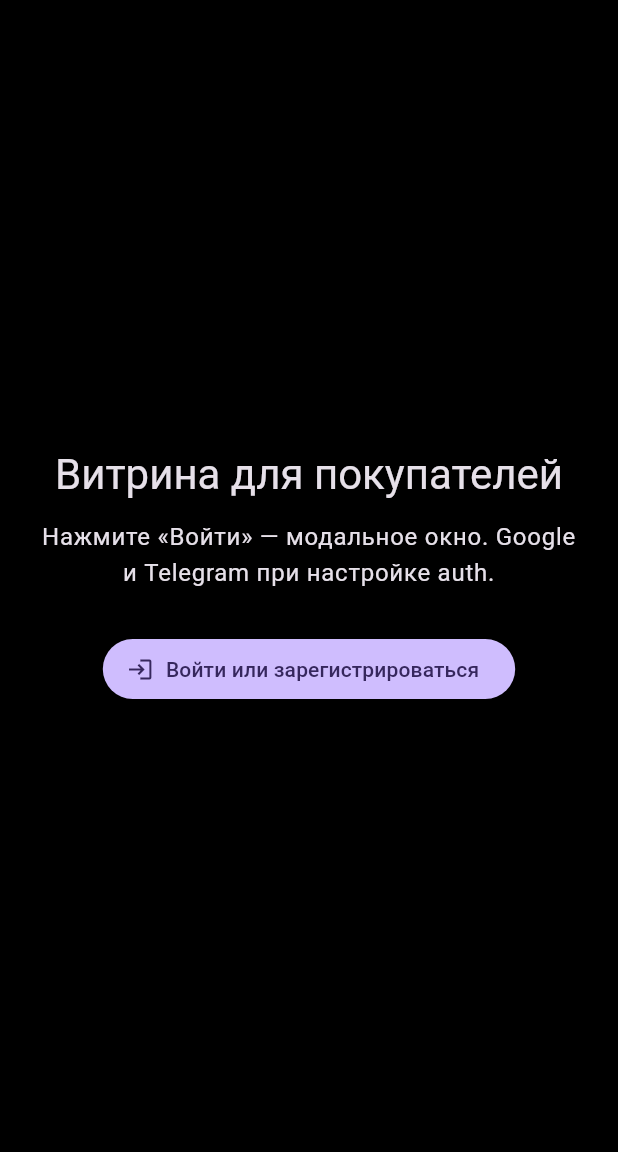
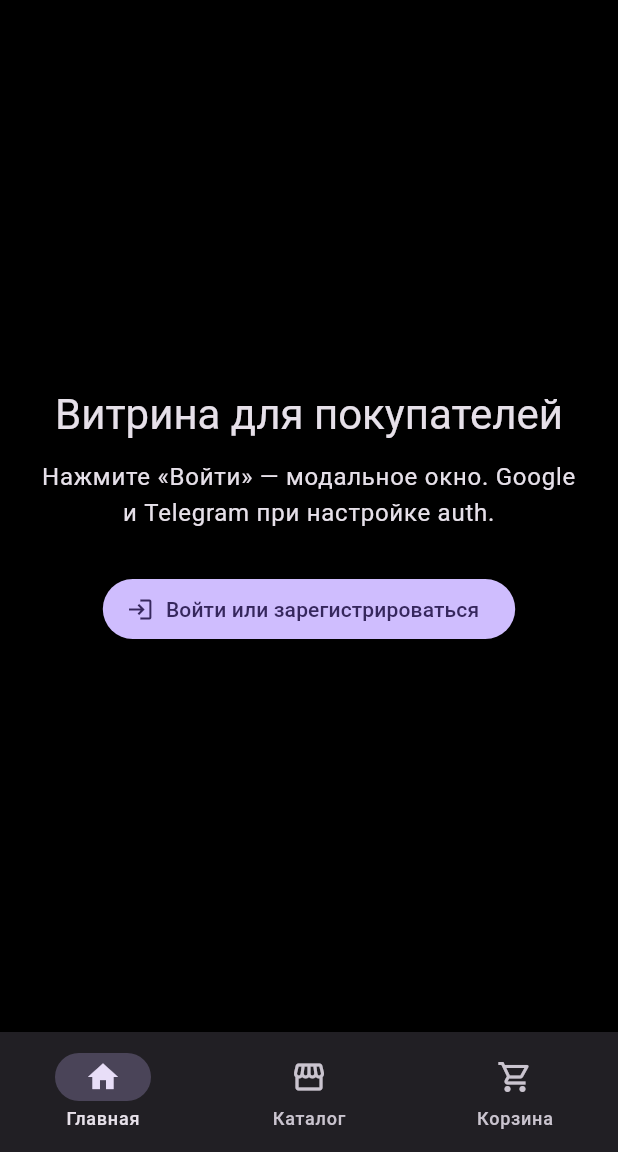
Before and after one commit to ZhuchkaTriplesix/ZhuchkaKeyboards_frontend_market, a Flutter app: the screen it shows after launch, on a phone screen of 412 x 824 dp, the part 84-1236 px from its top. Run offline on Flutter 3.47's test engine with Material 3 defaults, Android fonts, the phone set to English and light mode, and no system bars; our stand-ins replace go_router, google_sign_in, shared_preferences; missing offline and left inert: dart:html, dart:ui_web.

Commit message:
feat(routing): go_router shell with home, catalog, cart
- ShellRoute + MarketShell (NavigationBar: Главная, Каталог, Корзина)
- Placeholder screens for /catalog and /cart
- Move StorefrontHome to lib/screens/storefront_home_screen.dart
- Widget tests for shell navigation

Closes #2

```diff
--- /dev/null
+++ b/lib/app/market_router.dart
@@ -0,0 +1,37 @@
+import 'package:go_router/go_router.dart';
+
+import '../screens/cart_placeholder_screen.dart';
+import '../screens/catalog_placeholder_screen.dart';
+import '../screens/storefront_home_screen.dart';
+import '../widgets/market_shell.dart';
+
+/// Web routes: home, catalog/cart placeholders behind [MarketShell].
+GoRouter createMarketRouter() {
+  return GoRouter(
+    initialLocation: '/',
+    routes: [
+      ShellRoute(
+        builder: (context, state, child) {
+          return MarketShell(
+            location: state.uri.path,
+            child: child,
+          );
+        },
+        routes: [
+          GoRoute(
+            path: '/',
+            builder: (context, state) => const StorefrontHome(),
+          ),
+          GoRoute(
+            path: '/catalog',
+            builder: (context, state) => const CatalogPlaceholderScreen(),
+          ),
+          GoRoute(
+            path: '/cart',
+            builder: (context, state) => const CartPlaceholderScreen(),
+          ),
+        ],
+      ),
+    ],
+  );
+}
--- a/lib/main.dart
+++ b/lib/main.dart
@@ -1,154 +1,31 @@
 import 'package:flutter/material.dart';
+import 'package:go_router/go_router.dart';
 
-import 'auth/auth_session.dart';
-import 'auth/session_store.dart';
+import 'app/market_router.dart';
 import 'theme/market_theme.dart';
-import 'widgets/auth_modal.dart';
 
 void main() {
   WidgetsFlutterBinding.ensureInitialized();
   runApp(const MyApp());
 }
 
-class MyApp extends StatelessWidget {
+class MyApp extends StatefulWidget {
   const MyApp({super.key});
 
   @override
+  State<MyApp> createState() => _MyAppState();
+}
+
+class _MyAppState extends State<MyApp> {
+  late final GoRouter _router = createMarketRouter();
+
+  @override
   Widget build(BuildContext context) {
-    return MaterialApp(
+    return MaterialApp.router(
       title: 'Zhuchka Market',
       themeMode: ThemeMode.dark,
       theme: buildZhuchkaMarketTheme(),
-      home: const StorefrontHome(),
+      routerConfig: _router,
     );
   }
 }
-
-class StorefrontHome extends StatefulWidget {
-  const StorefrontHome({super.key});
-
-  @override
-  State<StorefrontHome> createState() => _StorefrontHomeState();
-}
-
-class _StorefrontHomeState extends State<StorefrontHome> {
-  final _authSession = AuthSessionService();
-
-  bool _ready = false;
-  bool _loggedIn = false;
-  String? _userEmail;
-
-  @override
-  void initState() {
-    super.initState();
-    _reloadSession();
-  }
-
-  @override
-  void dispose() {
-    _authSession.dispose();
-    super.dispose();
-  }
-
-  Future<void> _reloadSession() async {
-    var still = await SessionStore.hasAccessToken();
-    String? email;
-    if (still) {
-      final profile = await _authSession.loadProfile();
-      email = profile?.email;
-      still = await SessionStore.hasAccessToken();
-    }
-    if (!mounted) return;
-    setState(() {
-      _loggedIn = still;
-      _ready = true;
-      _userEmail = still ? email : null;
-    });
-  }
-
-  Future<void> _openAuth() async {
-    await showAuthModal(context);
-    await _reloadSession();
-  }
-
-  Future<void> _logout() async {
-    await SessionStore.clear();
-    if (!mounted) return;
-    setState(() {
-      _loggedIn = false;
-      _userEmail = null;
-    });
-    ScaffoldMessenger.of(context).showSnackBar(
-      const SnackBar(content: Text('Вы вышли из аккаунта')),
-    );
-  }
-
-  @override
-  Widget build(BuildContext context) {
-    if (!_ready) {
-      return const Scaffold(
-        body: Center(child: CircularProgressIndicator()),
-      );
-    }
-
-    return Scaffold(
-      appBar: AppBar(
-        title: const Text('Zhuchka Market'),
-        actions: [
-          if (_loggedIn)
-            TextButton(
-              onPressed: _logout,
-              child: const Text('Выйти'),
-            )
-          else
-            TextButton(
-              onPressed: _openAuth,
-              child: const Text('Войти'),
-            ),
-          const SizedBox(width: 8),
-        ],
-      ),
-      body: Center(
-        child: ConstrainedBox(
-          constraints: const BoxConstraints(maxWidth: 560),
-          child: Padding(
-            padding: const EdgeInsets.all(24),
-            child: Column(
-              mainAxisAlignment: MainAxisAlignment.center,
-              children: [
-                Text(
-                  'Витрина для покупателей',
-                  style: Theme.of(context).textTheme.headlineMedium,
-                  textAlign: TextAlign.center,
-                ),
-                if (_loggedIn && (_userEmail != null && _userEmail!.isNotEmpty)) ...[
-                  const SizedBox(height: 8),
-                  Text(
-                    _userEmail!,
-                    style: Theme.of(context).textTheme.titleMedium,
-                    textAlign: TextAlign.center,
-                  ),
-                ],
-                const SizedBox(height: 12),
-                Text(
-                  _loggedIn
-                      ? 'Сессия: токены в локальном хранилище; профиль с auth-сервера (userinfo).'
-                      : 'Нажмите «Войти» — модальное окно. Google и Telegram при настройке auth.',
-                  style: Theme.of(context).textTheme.bodyLarge,
-                  textAlign: TextAlign.center,
-                ),
-                const SizedBox(height: 28),
-                if (!_loggedIn)
-                  FilledButton.icon(
-                    onPressed: _openAuth,
-                    icon: const Icon(Icons.login),
-                    label: const Text('Войти или зарегистрироваться'),
-                  ),
-              ],
-            ),
-          ),
-        ),
-      ),
-    );
-  }
-}
--- /dev/null
+++ b/lib/screens/cart_placeholder_screen.dart
@@ -0,0 +1,25 @@
+import 'package:flutter/material.dart';
+
+/// Placeholder until cart flow exists (issue #7).
+class CartPlaceholderScreen extends StatelessWidget {
+  const CartPlaceholderScreen({super.key});
+
+  @override
+  Widget build(BuildContext context) {
+    return Scaffold(
+      appBar: AppBar(
+        title: const Text('Корзина'),
+      ),
+      body: Center(
+        child: Padding(
+          padding: const EdgeInsets.all(24),
+          child: Text(
+            'Корзина — заглушка. Список позиций появится после интеграции commerce.',
+            style: Theme.of(context).textTheme.bodyLarge,
+            textAlign: TextAlign.center,
+          ),
+        ),
+      ),
+    );
+  }
+}
--- /dev/null
+++ b/lib/screens/storefront_home_screen.dart
@@ -0,0 +1,135 @@
+import 'package:flutter/material.dart';
+
+import '../auth/auth_session.dart';
+import '../auth/session_store.dart';
+import '../widgets/auth_modal.dart';
+
+/// Home / storefront landing (session, login CTA).
+class StorefrontHome extends StatefulWidget {
+  const StorefrontHome({super.key});
+
+  @override
+  State<StorefrontHome> createState() => _StorefrontHomeState();
+}
+
+class _StorefrontHomeState extends State<StorefrontHome> {
+  final _authSession = AuthSessionService();
+
+  bool _ready = false;
+  bool _loggedIn = false;
+  String? _userEmail;
+
+  @override
+  void initState() {
+    super.initState();
+    _reloadSession();
+  }
+
+  @override
+  void dispose() {
+    _authSession.dispose();
+    super.dispose();
+  }
+
+  Future<void> _reloadSession() async {
+    var still = await SessionStore.hasAccessToken();
+    String? email;
+    if (still) {
+      final profile = await _authSession.loadProfile();
+      email = profile?.email;
+      still = await SessionStore.hasAccessToken();
+    }
+    if (!mounted) return;
+    setState(() {
+      _loggedIn = still;
+      _ready = true;
+      _userEmail = still ? email : null;
+    });
+  }
+
+  Future<void> _openAuth() async {
+    await showAuthModal(context);
+    await _reloadSession();
+  }
+
+  Future<void> _logout() async {
+    await SessionStore.clear();
+    if (!mounted) return;
+    setState(() {
+      _loggedIn = false;
+      _userEmail = null;
+    });
+    ScaffoldMessenger.of(context).showSnackBar(
+      const SnackBar(content: Text('Вы вышли из аккаунта')),
+    );
+  }
+
+  @override
+  Widget build(BuildContext context) {
+    if (!_ready) {
+      return const Scaffold(
+        body: Center(child: CircularProgressIndicator()),
+      );
+    }
+
+    return Scaffold(
+      appBar: AppBar(
+        title: const Text('Zhuchka Market'),
+        actions: [
+          if (_loggedIn)
+            TextButton(
+              onPressed: _logout,
+              child: const Text('Выйти'),
+            )
+          else
+            TextButton(
+              onPressed: _openAuth,
+              child: const Text('Войти'),
+            ),
+          const SizedBox(width: 8),
+        ],
+      ),
+      body: Center(
+        child: ConstrainedBox(
+          constraints: const BoxConstraints(maxWidth: 560),
+          child: Padding(
+            padding: const EdgeInsets.all(24),
+            child: Column(
+              mainAxisAlignment: MainAxisAlignment.center,
+              children: [
+                Text(
+                  'Витрина для покупателей',
+                  style: Theme.of(context).textTheme.headlineMedium,
+                  textAlign: TextAlign.center,
+                ),
+                if (_loggedIn && (_userEmail != null && _userEmail!.isNotEmpty)) ...[
+                  const SizedBox(height: 8),
+                  Text(
+                    _userEmail!,
+                    style: Theme.of(context).textTheme.titleMedium,
+                    textAlign: TextAlign.center,
+                  ),
+                ],
+                const SizedBox(height: 12),
+                Text(
+                  _loggedIn
+                      ? 'Сессия: токены в локальном хранилище; профиль с auth-сервера (userinfo).'
+                      : 'Нажмите «Войти» — модальное окно. Google и Telegram при настройке auth.',
+                  style: Theme.of(context).textTheme.bodyLarge,
+                  textAlign: TextAlign.center,
+                ),
+                const SizedBox(height: 28),
+                if (!_loggedIn)
+                  FilledButton.icon(
+                    onPressed: _openAuth,
+                    icon: const Icon(Icons.login),
+                    label: const Text('Войти или зарегистрироваться'),
+                  ),
+              ],
+            ),
+          ),
+        ),
+      ),
+    );
+  }
+}
--- /dev/null
+++ b/lib/widgets/market_shell.dart
@@ -0,0 +1,59 @@
+import 'package:flutter/material.dart';
+import 'package:go_router/go_router.dart';
+
+/// App chrome: primary destinations + [child] from [GoRouter] [ShellRoute].
+class MarketShell extends StatelessWidget {
+  const MarketShell({
+    required this.location,
+    required this.child,
+    super.key,
+  });
+
+  final String location;
+  final Widget child;
+
+  int get _selectedIndex {
+    if (location.startsWith('/catalog')) return 1;
+    if (location.startsWith('/cart')) return 2;
+    return 0;
+  }
+
+  @override
+  Widget build(BuildContext context) {
+    return Column(
+      children: [
+        Expanded(child: child),
+        NavigationBar(
+          selectedIndex: _selectedIndex,
+          onDestinationSelected: (index) {
+            switch (index) {
+              case 0:
+                context.go('/');
+              case 1:
+                context.go('/catalog');
+              case 2:
+                context.go('/cart');
+            }
+          },
+          destinations: const [
+            NavigationDestination(
+              icon: Icon(Icons.home_outlined),
+              selectedIcon: Icon(Icons.home),
+              label: 'Главная',
+            ),
+            NavigationDestination(
+              icon: Icon(Icons.storefront_outlined),
+              selectedIcon: Icon(Icons.storefront),
+              label: 'Каталог',
+            ),
+            NavigationDestination(
+              icon: Icon(Icons.shopping_cart_outlined),
+              selectedIcon: Icon(Icons.shopping_cart),
+              label: 'Корзина',
+            ),
+          ],
+        ),
+      ],
+    );
+  }
+}
--- a/pubspec.yaml
+++ b/pubspec.yaml
@@ -34,6 +34,7 @@ dependencies:
   # The following adds the Cupertino Icons font to your application.
   # Use with the CupertinoIcons class for iOS style icons.
   cupertino_icons: ^1.0.8
+  go_router: ^14.6.2
   http: ^1.2.2
   google_sign_in: ^6.2.2
   shared_preferences: ^2.3.3
```
Also changed, not shown: lib/screens/catalog_placeholder_screen.dart (added, +25 -0 lines), pubspec.lock, 2 other files.
